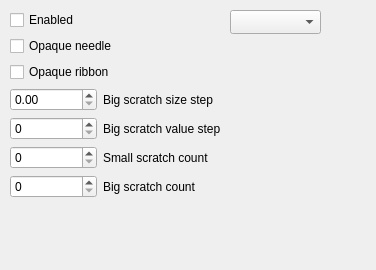
Before: the Qt Designer form src/ui/hud2/HUD2FormRibbon.ui in mavlink/qgroundcontrol, drawn with Qt 5.
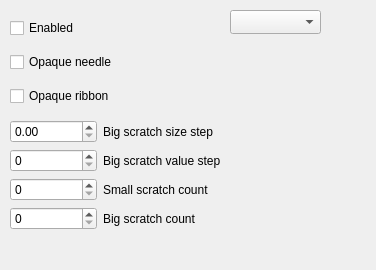
After: the same form once the commit is applied.

```diff
--- a/src/ui/hud2/HUD2FormRibbon.ui
+++ b/src/ui/hud2/HUD2FormRibbon.ui
@@ -29,6 +29,9 @@
     </rect>
    </property>
    <layout class="QVBoxLayout" name="verticalLayout">
+    <property name="sizeConstraint">
+     <enum>QLayout::SetMinimumSize</enum>
+    </property>
     <item>
      <widget class="QCheckBox" name="checkBoxEnable">
       <property name="text">
@@ -110,19 +113,6 @@
       </item>
      </layout>
     </item>
-    <item>
-     <spacer name="verticalSpacer">
-      <property name="orientation">
-       <enum>Qt::Vertical</enum>
-      </property>
-      <property name="sizeHint" stdset="0">
-       <size>
-        <width>20</width>
-        <height>40</height>
-       </size>
-      </property>
-     </spacer>
-    </item>
    </layout>
   </widget>
   <widget class="QComboBox" name="comboBox">
```
Left out of the diff: 50 changed lines with no effect on the pictures.
